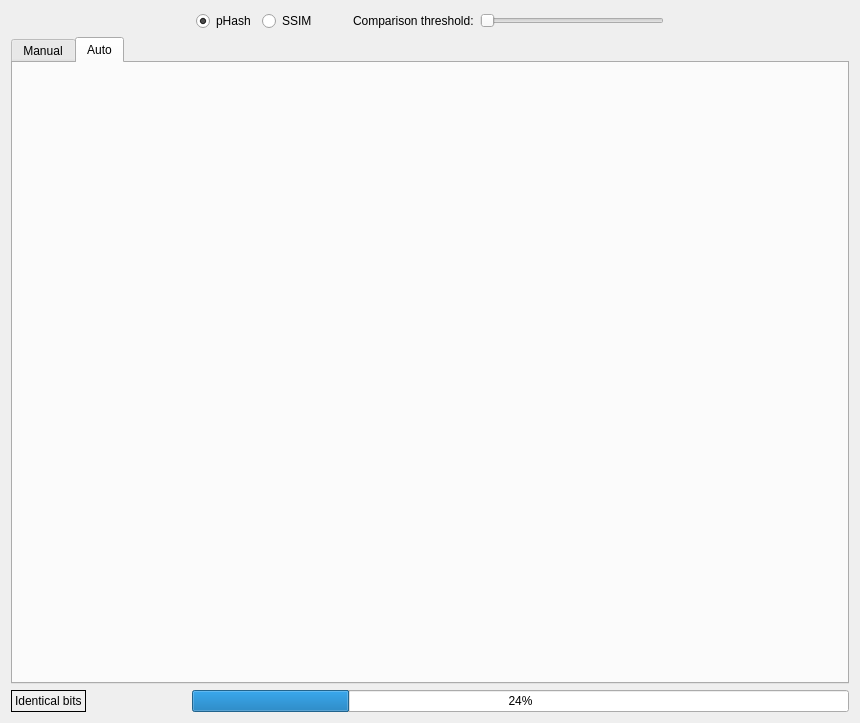
The window that QtProject/comparison.ui (theophanemayaud/video-simili-duplicate-cleaner) describes before a commit, drawn with Qt 5.
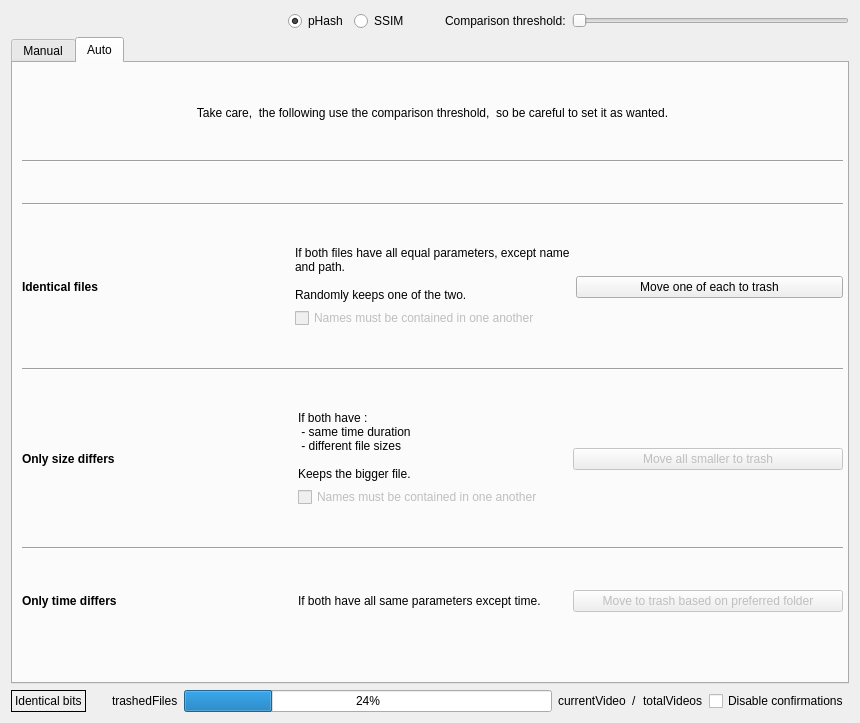
The same window after the commit. The open tabs and pages were chosen to show the change. Custom widgets are drawn as their Qt base class.

Commit message: feat(comparison): implemented auto deletion option for identical files

The edit to the form file:
```diff
--- a/QtProject/comparison.ui
+++ b/QtProject/comparison.ui
@@ -85,19 +85,6 @@
        </property>
       </widget>
      </item>
-     <item>
-      <spacer name="horizontalSpacer_7">
-       <property name="orientation">
-        <enum>Qt::Horizontal</enum>
-       </property>
-       <property name="sizeHint" stdset="0">
-        <size>
-         <width>40</width>
-         <height>20</height>
-        </size>
-       </property>
-      </spacer>
-     </item>
     </layout>
    </item>
    <item>
@@ -919,34 +906,20 @@
          </layout>
         </item>
         <item>
-         <layout class="QHBoxLayout" name="horizontalLayout_5">
-          <item>
-           <widget class="QPushButton" name="swapFilenames">
-            <property name="maximumSize">
-             <size>
-              <width>150</width>
-              <height>16777215</height>
-             </size>
-            </property>
-            <property name="layoutDirection">
-             <enum>Qt::LeftToRight</enum>
-            </property>
-            <property name="text">
-             <string>Swap filenames</string>
-            </property>
-           </widget>
-          </item>
-          <item>
-           <widget class="QCheckBox" name="disableDeleteConfirmationCheckbox">
-            <property name="enabled">
-             <bool>true</bool>
-            </property>
-            <property name="text">
-             <string>Disable confirmations</string>
-            </property>
-           </widget>
-          </item>
-         </layout>
+         <widget class="QPushButton" name="swapFilenames">
+          <property name="maximumSize">
+           <size>
+            <width>150</width>
+            <height>16777215</height>
+           </size>
+          </property>
+          <property name="layoutDirection">
+           <enum>Qt::LeftToRight</enum>
+          </property>
+          <property name="text">
+           <string>Swap filenames</string>
+          </property>
+         </widget>
         </item>
        </layout>
       </widget>
@@ -955,6 +928,211 @@
       <attribute name="title">
        <string>Auto</string>
       </attribute>
+      <widget class="QWidget" name="verticalLayoutWidget_2">
+       <property name="geometry">
+        <rect>
+         <x>9</x>
+         <y>9</y>
+         <width>821</width>
+         <height>581</height>
+        </rect>
+       </property>
+       <layout class="QVBoxLayout" name="verticalLayout_3">
+        <item>
+         <widget class="QLabel" name="label_15">
+          <property name="sizePolicy">
+           <sizepolicy hsizetype="Preferred" vsizetype="Fixed">
+            <horstretch>0</horstretch>
+            <verstretch>0</verstretch>
+           </sizepolicy>
+          </property>
+          <property name="text">
+           <string>Take care,  the following use the comparison threshold,  so be careful to set it as wanted.</string>
+          </property>
+          <property name="alignment">
+           <set>Qt::AlignCenter</set>
+          </property>
+         </widget>
+        </item>
+        <item>
+         <widget class="Line" name="line_4">
+          <property name="orientation">
+           <enum>Qt::Horizontal</enum>
+          </property>
+         </widget>
+        </item>
+        <item>
+         <widget class="Line" name="line_3">
+          <property name="orientation">
+           <enum>Qt::Horizontal</enum>
+          </property>
+         </widget>
+        </item>
+        <item>
+         <layout class="QHBoxLayout" name="horizontalLayout_7">
+          <item>
+           <widget class="QLabel" name="label_2">
+            <property name="font">
+             <font>
+              <weight>75</weight>
+              <bold>true</bold>
+             </font>
+            </property>
+            <property name="toolTip">
+             <string/>
+            </property>
+            <property name="text">
+             <string>Identical files</string>
+            </property>
+           </widget>
+          </item>
+          <item>
+           <layout class="QVBoxLayout" name="verticalLayout_6">
+            <item>
+             <widget class="QLabel" name="label_4">
+              <property name="text">
+               <string>If both files have all equal parameters, except name and path.  
+
+Randomly keeps one of the two.</string>
+              </property>
+              <property name="wordWrap">
+               <bool>true</bool>
+              </property>
+             </widget>
+            </item>
+            <item>
+             <widget class="QCheckBox" name="checkBox_2">
+              <property name="enabled">
+               <bool>false</bool>
+              </property>
+              <property name="text">
+               <string>Names must be contained in one another</string>
+              </property>
+             </widget>
+            </item>
+           </layout>
+          </item>
+          <item>
+           <layout class="QVBoxLayout" name="verticalLayout_8">
+            <item>
+             <widget class="QPushButton" name="identicalFilesAutoTrash">
+              <property name="text">
+               <string>Move one of each to trash</string>
+              </property>
+             </widget>
+            </item>
+           </layout>
+          </item>
+         </layout>
+        </item>
+        <item>
+         <widget class="Line" name="line_2">
+          <property name="orientation">
+           <enum>Qt::Horizontal</enum>
+          </property>
+         </widget>
+        </item>
+        <item>
+         <layout class="QHBoxLayout" name="horizontalLayout_8">
+          <item>
+           <widget class="QLabel" name="label_7">
+            <property name="font">
+             <font>
+              <weight>75</weight>
+              <bold>true</bold>
+             </font>
+            </property>
+            <property name="text">
+             <string>Only size differs</string>
+            </property>
+           </widget>
+          </item>
+          <item>
+           <layout class="QVBoxLayout" name="verticalLayout_7">
+            <item>
+             <widget class="QLabel" name="label_5">
+              <property name="lineWidth">
+               <number>2</number>
+              </property>
+              <property name="text">
+               <string>If both have : 
+ - same time duration 
+ - different file sizes 
+
+Keeps the bigger file.</string>
+              </property>
+             </widget>
+            </item>
+            <item>
+             <widget class="QCheckBox" name="checkBox">
+              <property name="enabled">
+               <bool>false</bool>
+              </property>
+              <property name="text">
+               <string>Names must be contained in one another</string>
+              </property>
+             </widget>
+            </item>
+           </layout>
+          </item>
+          <item>
+           <widget class="QPushButton" name="pushButton_2">
+            <property name="enabled">
+             <bool>false</bool>
+            </property>
+            <property name="text">
+             <string>Move all smaller to trash</string>
+            </property>
+           </widget>
+          </item>
+         </layout>
+        </item>
+        <item>
+         <widget class="Line" name="line">
+          <property name="orientation">
+           <enum>Qt::Horizontal</enum>
+          </property>
+         </widget>
+        </item>
+        <item>
+         <layout class="QHBoxLayout" name="horizontalLayout_13">
+          <item>
+           <widget class="QLabel" name="label_20">
+            <property name="font">
+             <font>
+              <weight>75</weight>
+              <bold>true</bold>
+             </font>
+            </property>
+            <property name="text">
+             <string>Only time differs</string>
+            </property>
+           </widget>
+          </item>
+          <item>
+           <widget class="QLabel" name="label_21">
+            <property name="lineWidth">
+             <number>2</number>
+            </property>
+            <property name="text">
+             <string>If both have all same parameters except time.</string>
+            </property>
+           </widget>
+          </item>
+          <item>
+           <widget class="QPushButton" name="pushButton_6">
+            <property name="enabled">
+             <bool>false</bool>
+            </property>
+            <property name="text">
+             <string>Move to trash based on preferred folder</string>
+            </property>
+           </widget>
+          </item>
+         </layout>
+        </item>
+       </layout>
+      </widget>
      </widget>
     </widget>
    </item>
@@ -985,16 +1163,23 @@
         <enum>Qt::Horizontal</enum>
        </property>
        <property name="sizeType">
-        <enum>QSizePolicy::Maximum</enum>
+        <enum>QSizePolicy::Fixed</enum>
        </property>
        <property name="sizeHint" stdset="0">
         <size>
-         <width>100</width>
+         <width>20</width>
          <height>20</height>
         </size>
        </property>
       </spacer>
      </item>
+     <item>
+      <widget class="QLabel" name="trashedFiles">
+       <property name="text">
+        <string>trashedFiles</string>
+       </property>
+      </widget>
+     </item>
      <item>
       <widget class="QProgressBar" name="progressBar">
        <property name="value">
@@ -1002,6 +1187,37 @@
        </property>
       </widget>
      </item>
+     <item>
+      <widget class="QLabel" name="currentVideo">
+       <property name="text">
+        <string>currentVideo</string>
+       </property>
+      </widget>
+     </item>
+     <item>
+      <widget class="QLabel" name="label_9">
+       <property name="text">
+        <string>/</string>
+       </property>
+      </widget>
+     </item>
+     <item>
+      <widget class="QLabel" name="totalVideos">
+       <property name="text">
+        <string>totalVideos</string>
+       </property>
+      </widget>
+     </item>
+     <item>
+      <widget class="QCheckBox" name="disableDeleteConfirmationCheckbox">
+       <property name="enabled">
+        <bool>true</bool>
+       </property>
+       <property name="text">
+        <string>Disable confirmations</string>
+       </property>
+      </widget>
+     </item>
     </layout>
    </item>
   </layout>
```
Left out of the diff: 19 changed lines with no effect on the pictures. The commit also changes 3 other files.
